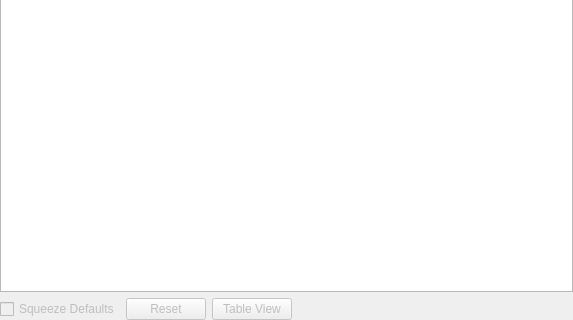
Old version of the form src/gdxviewer/gdxsymbolview.ui in the repository GAMS-dev/studio; both pictures show x 0 to 573 and y 326 to 646 of the 573 by 646 pixel window.
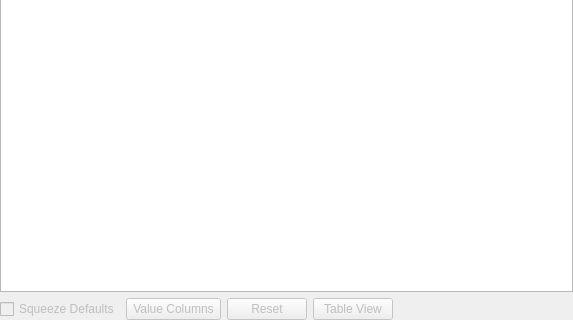
New version of the form.

Commit message: move value column menu to lower part of GDX Viewer

Patch:
```diff
--- a/src/gdxviewer/gdxsymbolview.ui
+++ b/src/gdxviewer/gdxsymbolview.ui
@@ -103,6 +103,37 @@
        </property>
       </widget>
      </item>
+     <item>
+      <widget class="QToolButton" name="tbVisibleValCols">
+       <property name="enabled">
+        <bool>false</bool>
+       </property>
+       <property name="sizePolicy">
+        <sizepolicy hsizetype="Preferred" vsizetype="Preferred">
+         <horstretch>0</horstretch>
+         <verstretch>0</verstretch>
+        </sizepolicy>
+       </property>
+       <property name="contextMenuPolicy">
+        <enum>Qt::DefaultContextMenu</enum>
+       </property>
+       <property name="text">
+        <string>Value Columns</string>
+       </property>
+       <property name="popupMode">
+        <enum>QToolButton::InstantPopup</enum>
+       </property>
+       <property name="toolButtonStyle">
+        <enum>Qt::ToolButtonIconOnly</enum>
+       </property>
+       <property name="autoRaise">
+        <bool>false</bool>
+       </property>
+       <property name="arrowType">
+        <enum>Qt::NoArrow</enum>
+       </property>
+      </widget>
+     </item>
      <item>
       <widget class="QPushButton" name="pbResetSortFilter">
        <property name="enabled">
```
The commit also changes 2 other files.
